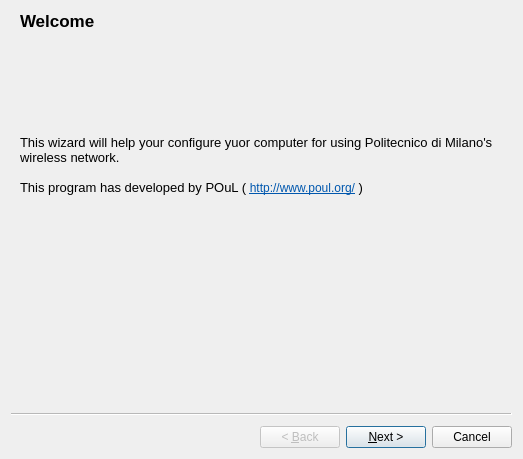
Politecnico-Open-unix-Labs/Polinux, file Poliwifi/wizard.ui: the form before one commit.
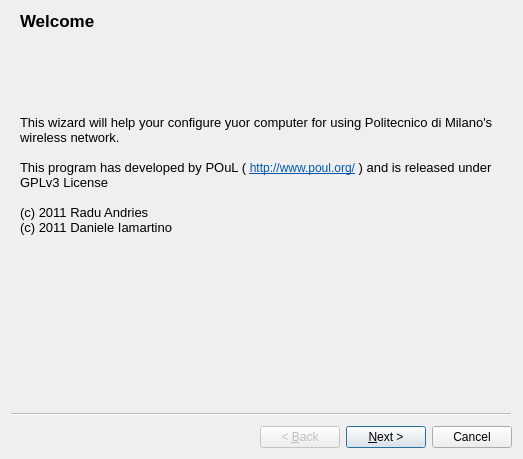
The form after the commit.

What changed in the file:
```diff
--- a/Poliwifi/wizard.ui
+++ b/Poliwifi/wizard.ui
@@ -43,10 +43,13 @@
        <string>&lt;!DOCTYPE HTML PUBLIC &quot;-//W3C//DTD HTML 4.0//EN&quot; &quot;http://www.w3.org/TR/REC-html40/strict.dtd&quot;&gt;
 &lt;html&gt;&lt;head&gt;&lt;meta name=&quot;qrichtext&quot; content=&quot;1&quot; /&gt;&lt;style type=&quot;text/css&quot;&gt;
 p, li { white-space: pre-wrap; }
-&lt;/style&gt;&lt;/head&gt;&lt;body style=&quot; font-family:'Droid Sans'; font-size:9pt; font-weight:400; font-style:normal;&quot;&gt;
-&lt;p style=&quot; margin-top:0px; margin-bottom:0px; margin-left:0px; margin-right:0px; -qt-block-indent:0; text-indent:0px;&quot;&gt;&lt;span style=&quot; font-size:10pt;&quot;&gt;This wizard will help your configure yuor computer for using Politecnico di Milano's wireless network.&lt;/span&gt;&lt;/p&gt;
-&lt;p style=&quot;-qt-paragraph-type:empty; margin-top:0px; margin-bottom:0px; margin-left:0px; margin-right:0px; -qt-block-indent:0; text-indent:0px; font-size:10pt;&quot;&gt;&lt;/p&gt;
-&lt;p style=&quot; margin-top:0px; margin-bottom:0px; margin-left:0px; margin-right:0px; -qt-block-indent:0; text-indent:0px;&quot;&gt;&lt;span style=&quot; font-size:10pt;&quot;&gt;This program has developed by POuL ( &lt;/span&gt;&lt;a href=&quot;http://www.poul.org/&quot;&gt;&lt;span style=&quot; text-decoration: underline; color:#0057ae;&quot;&gt;http://www.poul.org/&lt;/span&gt;&lt;/a&gt;&lt;span style=&quot; font-size:10pt;&quot;&gt; )&lt;/span&gt;&lt;/p&gt;&lt;/body&gt;&lt;/html&gt;</string>
+&lt;/style&gt;&lt;/head&gt;&lt;body style=&quot; font-family:'Ubuntu'; font-size:9pt; font-weight:400; font-style:normal;&quot;&gt;
+&lt;p style=&quot; margin-top:0px; margin-bottom:0px; margin-left:0px; margin-right:0px; -qt-block-indent:0; text-indent:0px;&quot;&gt;&lt;span style=&quot; font-family:'Droid Sans'; font-size:10pt;&quot;&gt;This wizard will help your configure yuor computer for using Politecnico di Milano's wireless network.&lt;/span&gt;&lt;/p&gt;
+&lt;p style=&quot;-qt-paragraph-type:empty; margin-top:0px; margin-bottom:0px; margin-left:0px; margin-right:0px; -qt-block-indent:0; text-indent:0px; font-family:'Droid Sans'; font-size:10pt;&quot;&gt;&lt;/p&gt;
+&lt;p style=&quot; margin-top:0px; margin-bottom:0px; margin-left:0px; margin-right:0px; -qt-block-indent:0; text-indent:0px;&quot;&gt;&lt;span style=&quot; font-family:'Droid Sans'; font-size:10pt;&quot;&gt;This program has developed by POuL ( &lt;/span&gt;&lt;a href=&quot;http://www.poul.org/&quot;&gt;&lt;span style=&quot; font-family:'Droid Sans'; text-decoration: underline; color:#0057ae;&quot;&gt;http://www.poul.org/&lt;/span&gt;&lt;/a&gt;&lt;span style=&quot; font-family:'Droid Sans'; font-size:10pt;&quot;&gt; ) and is released under GPLv3 License&lt;/span&gt;&lt;/p&gt;
+&lt;p style=&quot;-qt-paragraph-type:empty; margin-top:0px; margin-bottom:0px; margin-left:0px; margin-right:0px; -qt-block-indent:0; text-indent:0px; font-family:'Droid Sans'; font-size:10pt;&quot;&gt;&lt;/p&gt;
+&lt;p style=&quot; margin-top:0px; margin-bottom:0px; margin-left:0px; margin-right:0px; -qt-block-indent:0; text-indent:0px;&quot;&gt;&lt;span style=&quot; font-family:'Droid Sans'; font-size:10pt;&quot;&gt;(c) 2011 Radu Andries&lt;/span&gt;&lt;/p&gt;
+&lt;p style=&quot; margin-top:0px; margin-bottom:0px; margin-left:0px; margin-right:0px; -qt-block-indent:0; text-indent:0px;&quot;&gt;&lt;span style=&quot; font-family:'Droid Sans'; font-size:10pt;&quot;&gt;(c) 2011 Daniele Iamartino&lt;/span&gt;&lt;/p&gt;&lt;/body&gt;&lt;/html&gt;</string>
       </property>
       <property name="textFormat">
        <enum>Qt::RichText</enum>
```
Left out of the diff: 2 changed lines with no effect on the pictures.
